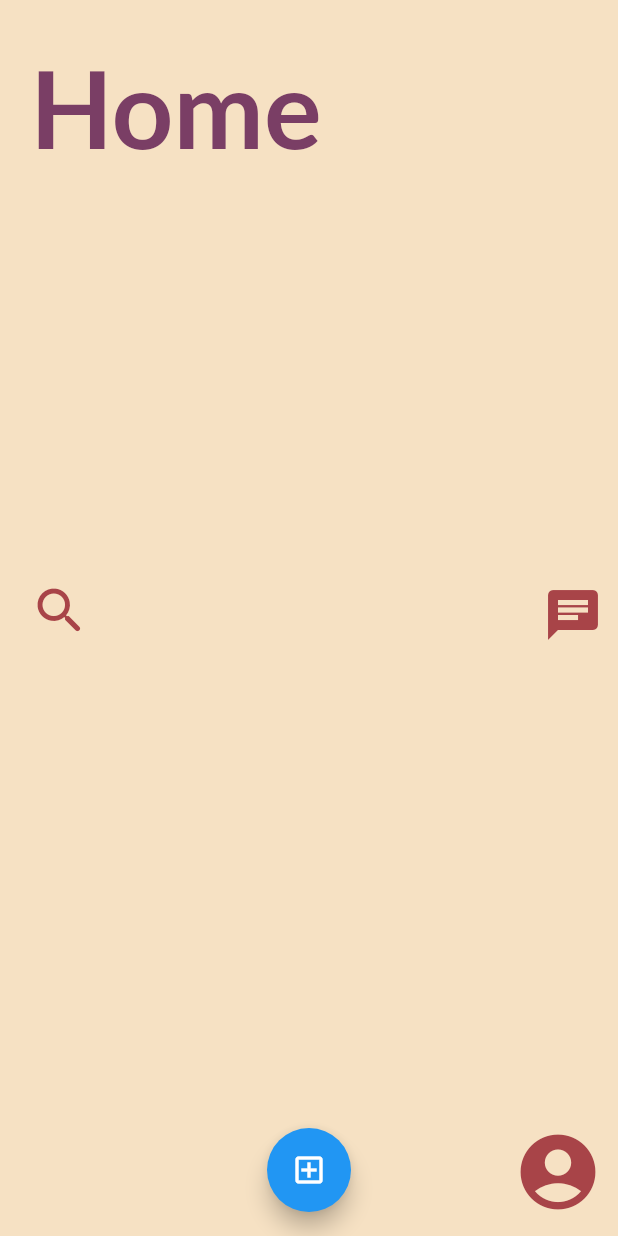
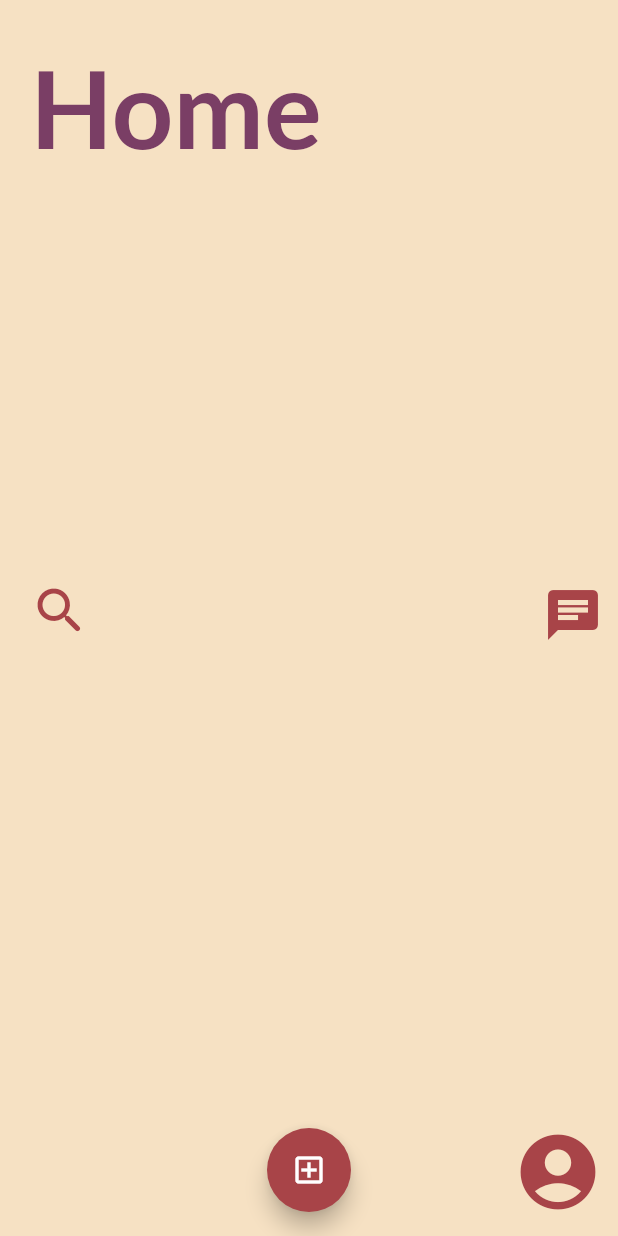
Before and after one commit to unworld11/MIlan, a Flutter app: the HomeScreen screen opened directly, on a phone screen of 412 x 824 dp. Run offline on Flutter 3.47's test engine with Material 2 defaults, Android fonts, the light colour scheme and no system bars; our stand-ins replace cloud_firestore, firebase_auth, firebase_core, flutter_chat_types, google_sign_in; accounts and stored records are empty; Roboto replaces fonts that are missing (Lato).

Commit message:
bug fixes

```diff
--- a/lib/main.dart
+++ b/lib/main.dart
@@ -419,6 +419,7 @@ class _HomeScreenState extends State<HomeScreen> {
         ),
       ),
       floatingActionButton: FloatingActionButton(
+        backgroundColor: const Color.fromRGBO(168, 68, 72, 1),
         onPressed: () {
           showModalBottomSheet(
             context: context,
```
